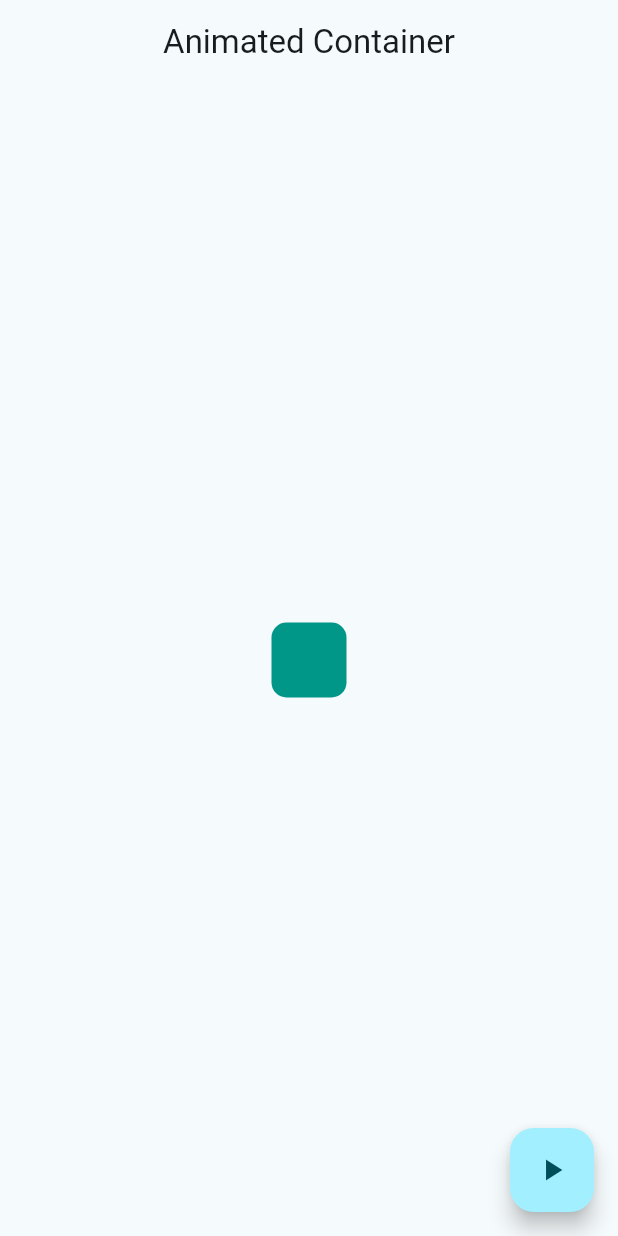
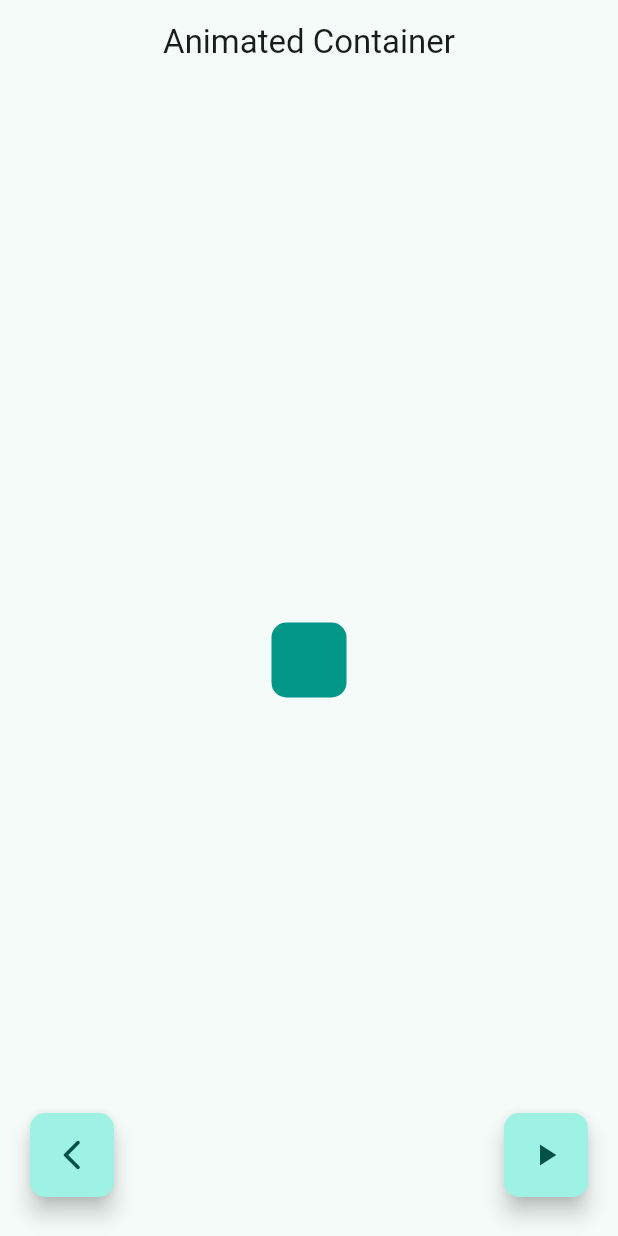
Before and after one commit to JAMM0118/widgets_app, a Flutter app: the AnimatedScreen screen opened by its route, on a phone screen of 412 x 824 dp. Run offline on Flutter 3.47's test engine with Material 2 defaults, Android fonts, the phone set to English and light mode, and no system bars; our stand-ins replace go_router.

Commit message:
ui screens terminado

```diff
--- a/lib/config/router/app_router.dart
+++ b/lib/config/router/app_router.dart
@@ -43,6 +43,10 @@ final appRouter = GoRouter(
     GoRoute(
       path: "/animated",
       builder: (context, state) => const AnimatedScreen(),
+    ),
+     GoRoute(
+      path: "/ui_controls",
+      builder: (context, state) => const UiControlsScreen(),
     )
   ],
 );
--- a/lib/main.dart
+++ b/lib/main.dart
@@ -15,7 +15,7 @@ class MainApp extends StatelessWidget {
       title: "Flutter Widgets App",
       routerConfig: appRouter,
       debugShowCheckedModeBanner: false,
-      theme: AppTheme(selectedColor: 8).getTheme(),
+      theme: AppTheme(selectedColor: 7).getTheme(),
 
 
       /*Scaffold(
--- a/lib/presetation/screens/animated/animated_screen.dart
+++ b/lib/presetation/screens/animated/animated_screen.dart
@@ -1,8 +1,9 @@
-import 'dart:math' show Random;  //de esta manera se importa solo una parte de la libreria
+import 'dart:math'
+    show Random; //de esta manera se importa solo una parte de la libreria
 import 'package:flutter/material.dart';
+import 'package:go_router/go_router.dart';
 
 class AnimatedScreen extends StatefulWidget {
-
   //static const name = "animated_screen";
 
   const AnimatedScreen({super.key});
@@ -12,27 +13,25 @@ class AnimatedScreen extends StatefulWidget {
 }
 
 class _AnimatedScreenState extends State<AnimatedScreen> {
-
   double ancho = 50;
   double altura = 50;
   Color colorContainer = Colors.teal;
   double borderRadiusValue = 10.0;
 
-  void changeShape(){
+  void changeShape() {
     final ramdom = Random();
 
     ancho = ramdom.nextInt(300) + 120;
     altura = ramdom.nextInt(300) + 120;
     colorContainer = Color.fromRGBO(
-      ramdom.nextInt(255), //red
-      ramdom.nextInt(255), //green
-      ramdom.nextInt(255),  //blue
-      1 //opacity
-    );
+        ramdom.nextInt(255), //red
+        ramdom.nextInt(255), //green
+        ramdom.nextInt(255), //blue
+        1 //opacity
+        );
     borderRadiusValue = ramdom.nextInt(100) + 20;
 
     setState(() {});
-
   }
 
   @override
@@ -40,28 +39,48 @@ class _AnimatedScreenState extends State<AnimatedScreen> {
     return Scaffold(
       appBar: AppBar(
         title: const Text("Animated Container"),
-
       ),
-
       body: Center(
-        child:
-        AnimatedContainer( //sirve para animar un contenedor
+        child: AnimatedContainer(
+          //sirve para animar un contenedor
           duration: const Duration(milliseconds: 400),
           curve: Curves.elasticInOut,
           width: ancho <= 0 ? 50 : ancho,
           height: altura <= 0 ? 50 : altura,
-          decoration: BoxDecoration( //decoracion del contenedor
-            color: colorContainer,
-            borderRadius: BorderRadius.circular(borderRadiusValue <= 0 ? 10 : borderRadiusValue)
-          ),
+          decoration: BoxDecoration(
+              //decoracion del contenedor
+              color: colorContainer,
+              borderRadius: BorderRadius.circular(
+                  borderRadiusValue <= 0 ? 10 : borderRadiusValue)),
         ),
       ),
 
+      floatingActionButtonLocation: FloatingActionButtonLocation.centerFloat,
 
-      floatingActionButton: FloatingActionButton(
-        onPressed: changeShape, //se llama a la funcion de esta manera cuando no se le pasan parametros naisu
-        child: const Icon(Icons.play_arrow),
-      )
+      floatingActionButton: Stack( //se usa para poner mas de un floating button
+        fit: StackFit.expand, //se usa para que el stack ocupe todo el espacio disponible
+        children: [
+          Positioned( left: 20, bottom: 10,
+            child: FloatingActionButton(
+              heroTag: 'back', //se usa para que no se confundan los botones flotantes y se pueda poner mas de uno
+              onPressed: () => context.pop(),
+              shape: RoundedRectangleBorder( borderRadius: BorderRadius.circular(10)),
+              child: const Icon(Icons.arrow_back_ios_new_rounded),
+            ),
+          ),
+
+          Positioned( bottom: 10, right: 20,
+            child: FloatingActionButton(
+              heroTag: 'play', //se usa para que no se confundan los botones flotantes y se pueda poner mas de uno
+              onPressed:changeShape,
+              shape: RoundedRectangleBorder( borderRadius: BorderRadius.circular(10),),
+              child: const Icon( Icons.play_arrow),
+            ),
+          ),
+          // Add more floating buttons if you want
+          // There is no limit
+        ],
+      ),
     );
   }
 }
--- a/lib/presetation/screens/buttons/buttons_screen.dart
+++ b/lib/presetation/screens/buttons/buttons_screen.dart
@@ -13,6 +13,7 @@ class ButtonsScreen extends StatelessWidget {
       body: const  _ButtonsView(),
       floatingActionButton: FloatingActionButton(
         child: const Icon(Icons.arrow_back_ios_new_outlined),
+
         onPressed: () => context.pop(),
       ),
   );
```
Also changed, not shown: lib/config/menu/menu_items.dart (+7 -0 lines), lib/presetation/screens/ui_controls/ui_controls_screen.dart (+109 -3 lines).
